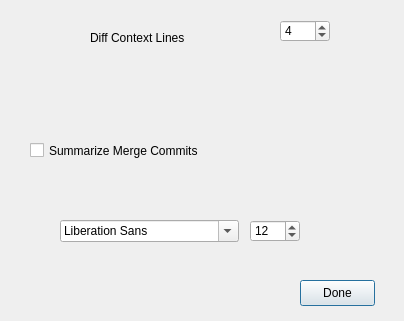
This is ui/optionsgui.ui in git-cola/git-cola as Qt 5 draws it before an edit. The edited form follows.
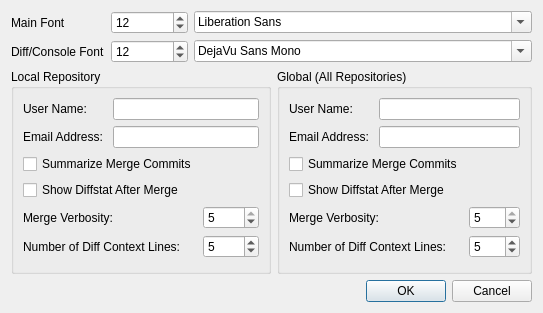
This is the edited form.

Commit message: Finished the option gui

What changed in the file:
```diff
--- a/ui/optionsgui.ui
+++ b/ui/optionsgui.ui
@@ -5,94 +5,231 @@
    <rect>
     <x>0</x>
     <y>0</y>
-    <width>404</width>
-    <height>321</height>
+    <width>543</width>
+    <height>313</height>
    </rect>
   </property>
   <property name="windowTitle" >
    <string>Options</string>
   </property>
-  <widget class="QSpinBox" name="diffContextSpin" >
-   <property name="geometry" >
-    <rect>
-     <x>280</x>
-     <y>20</y>
-     <width>50</width>
-     <height>22</height>
-    </rect>
-   </property>
-   <property name="minimum" >
-    <number>2</number>
-   </property>
-   <property name="value" >
-    <number>4</number>
-   </property>
-  </widget>
-  <widget class="QLabel" name="label" >
-   <property name="geometry" >
-    <rect>
-     <x>90</x>
-     <y>30</y>
-     <width>151</width>
-     <height>16</height>
-    </rect>
-   </property>
-   <property name="text" >
-    <string>Diff Context Lines</string>
-   </property>
-  </widget>
-  <widget class="QCheckBox" name="summarizeMerges" >
-   <property name="geometry" >
-    <rect>
-     <x>30</x>
-     <y>140</y>
-     <width>211</width>
-     <height>21</height>
-    </rect>
-   </property>
-   <property name="text" >
-    <string>Summarize Merge Commits</string>
-   </property>
-  </widget>
-  <widget class="QFontComboBox" name="diffFontCombo" >
-   <property name="geometry" >
-    <rect>
-     <x>60</x>
-     <y>220</y>
-     <width>179</width>
-     <height>22</height>
-    </rect>
-   </property>
-  </widget>
-  <widget class="QSpinBox" name="diffFontSpin" >
-   <property name="geometry" >
-    <rect>
-     <x>250</x>
-     <y>220</y>
-     <width>50</width>
-     <height>22</height>
-    </rect>
-   </property>
-   <property name="minimum" >
-    <number>8</number>
-   </property>
-   <property name="value" >
-    <number>12</number>
-   </property>
-  </widget>
-  <widget class="QPushButton" name="okButton" >
-   <property name="geometry" >
-    <rect>
-     <x>300</x>
-     <y>280</y>
-     <width>75</width>
-     <height>26</height>
-    </rect>
-   </property>
-   <property name="text" >
-    <string>Done</string>
-   </property>
-  </widget>
+  <layout class="QGridLayout" >
+   <item row="0" column="0" >
+    <widget class="QLabel" name="label_2" >
+     <property name="text" >
+      <string>Main Font</string>
+     </property>
+    </widget>
+   </item>
+   <item row="0" column="1" >
+    <widget class="QSpinBox" name="mainFontSpin" >
+     <property name="minimum" >
+      <number>8</number>
+     </property>
+     <property name="value" >
+      <number>12</number>
+     </property>
+    </widget>
+   </item>
+   <item row="0" column="2" colspan="2" >
+    <widget class="QFontComboBox" name="mainFontCombo" />
+   </item>
+   <item row="1" column="0" >
+    <widget class="QLabel" name="label_3" >
+     <property name="text" >
+      <string>Diff/Console Font</string>
+     </property>
+    </widget>
+   </item>
+   <item row="1" column="1" >
+    <widget class="QSpinBox" name="diffFontSpin" >
+     <property name="minimum" >
+      <number>8</number>
+     </property>
+     <property name="value" >
+      <number>12</number>
+     </property>
+    </widget>
+   </item>
+   <item row="1" column="2" colspan="2" >
+    <widget class="QFontComboBox" name="diffFontCombo" >
+     <property name="currentFont" >
+      <font>
+       <family>Bitstream Vera Sans Mono</family>
+      </font>
+     </property>
+    </widget>
+   </item>
+   <item row="2" column="0" colspan="3" >
+    <widget class="QGroupBox" name="localGroupBox" >
+     <property name="title" >
+      <string>Local Repository</string>
+     </property>
+     <layout class="QGridLayout" >
+      <item row="0" column="0" >
+       <widget class="QLabel" name="label_4" >
+        <property name="text" >
+         <string>User Name:</string>
+        </property>
+       </widget>
+      </item>
+      <item row="0" column="1" colspan="2" >
+       <widget class="QLineEdit" name="localNameLine" />
+      </item>
+      <item row="1" column="0" >
+       <widget class="QLabel" name="label_5" >
+        <property name="text" >
+         <string>Email Address:</string>
+        </property>
+       </widget>
+      </item>
+      <item row="1" column="1" colspan="2" >
+       <widget class="QLineEdit" name="localEmailLine" />
+      </item>
+      <item row="2" column="0" colspan="2" >
+       <widget class="QCheckBox" name="localSummarizeCheckBox" >
+        <property name="text" >
+         <string>Summarize Merge Commits</string>
+        </property>
+       </widget>
+      </item>
+      <item row="3" column="0" colspan="3" >
+       <widget class="QCheckBox" name="localShowDiffstatCheckBox" >
+        <property name="text" >
+         <string>Show Diffstat After Merge</string>
+        </property>
+       </widget>
+      </item>
+      <item row="4" column="0" colspan="2" >
+       <widget class="QLabel" name="label_6" >
+        <property name="text" >
+         <string>Merge Verbosity:</string>
+        </property>
+       </widget>
+      </item>
+      <item row="4" column="2" >
+       <widget class="QSpinBox" name="localDiffFontSpin" >
+        <property name="minimum" >
+         <number>0</number>
+        </property>
+        <property name="maximum" >
+         <number>5</number>
+        </property>
+        <property name="value" >
+         <number>5</number>
+        </property>
+       </widget>
+      </item>
+      <item row="5" column="0" colspan="2" >
+       <widget class="QLabel" name="label" >
+        <property name="text" >
+         <string>Number of Diff Context Lines:</string>
+        </property>
+       </widget>
+      </item>
+      <item row="5" column="2" >
+       <widget class="QSpinBox" name="localDiffContextSpin" >
+        <property name="minimum" >
+         <number>2</number>
+        </property>
+        <property name="value" >
+         <number>5</number>
+        </property>
+       </widget>
+      </item>
+     </layout>
+    </widget>
+   </item>
+   <item row="2" column="3" >
+    <widget class="QGroupBox" name="globalGroupBox" >
+     <property name="title" >
+      <string>Global (All Repositories)</string>
+     </property>
+     <layout class="QGridLayout" >
+      <item row="0" column="0" >
+       <widget class="QLabel" name="label_7" >
+        <property name="text" >
+         <string>User Name:</string>
+        </property>
+       </widget>
+      </item>
+      <item row="0" column="1" colspan="2" >
+       <widget class="QLineEdit" name="globalNameLine" />
+      </item>
+      <item row="1" column="0" >
+       <widget class="QLabel" name="label_8" >
+        <property name="text" >
+         <string>Email Address:</string>
+        </property>
+       </widget>
+      </item>
+      <item row="1" column="1" colspan="2" >
+       <widget class="QLineEdit" name="globalEmailLine" />
+      </item>
+      <item row="2" column="0" colspan="2" >
+       <widget class="QCheckBox" name="globalSummarizeCheckBox" >
+        <property name="text" >
+         <string>Summarize Merge Commits</string>
+        </property>
+       </widget>
+      </item>
+      <item row="3" column="0" colspan="3" >
+       <widget class="QCheckBox" name="globalShowDiffstatCheckBox" >
+        <property name="text" >
+         <string>Show Diffstat After Merge</string>
+        </property>
+       </widget>
+      </item>
+      <item row="4" column="0" colspan="2" >
+       <widget class="QLabel" name="label_10" >
+        <property name="text" >
+         <string>Merge Verbosity:</string>
+        </property>
+       </widget>
+      </item>
+      <item row="4" column="2" >
+       <widget class="QSpinBox" name="globalVerbositySpin" >
+        <property name="minimum" >
+         <number>0</number>
+        </property>
+        <property name="maximum" >
+         <number>5</number>
+        </property>
+        <property name="value" >
+         <number>5</number>
+        </property>
+       </widget>
+      </item>
+      <item row="5" column="0" colspan="2" >
+       <widget class="QLabel" name="label_9" >
+        <property name="text" >
+         <string>Number of Diff Context Lines:</string>
+        </property>
+       </widget>
+      </item>
+      <item row="5" column="2" >
+       <widget class="QSpinBox" name="globalDiffContextSpin" >
+        <property name="minimum" >
+         <number>2</number>
+        </property>
+        <property name="value" >
+         <number>5</number>
+        </property>
+       </widget>
+      </item>
+     </layout>
+    </widget>
+   </item>
+   <item row="3" column="0" colspan="4" >
+    <widget class="QDialogButtonBox" name="buttonBox" >
+     <property name="layoutDirection" >
+      <enum>Qt::LeftToRight</enum>
+     </property>
+     <property name="standardButtons" >
+      <set>QDialogButtonBox::Cancel|QDialogButtonBox::NoButton|QDialogButtonBox::Ok</set>
+     </property>
+    </widget>
+   </item>
+  </layout>
  </widget>
  <resources/>
  <connections/>
```
Left out of the diff: 19 changed lines with no effect on the pictures.
